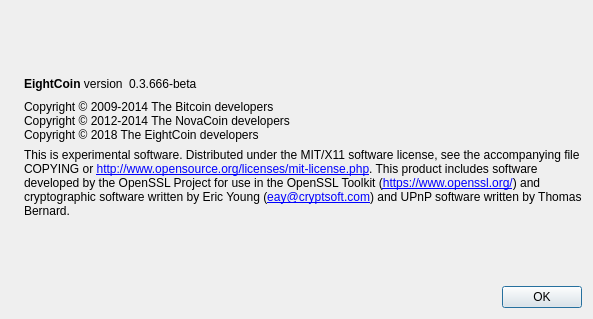
The window that src/qt/forms/aboutdialog.ui (yx79/poscoin) describes before a commit, drawn with Qt 5.
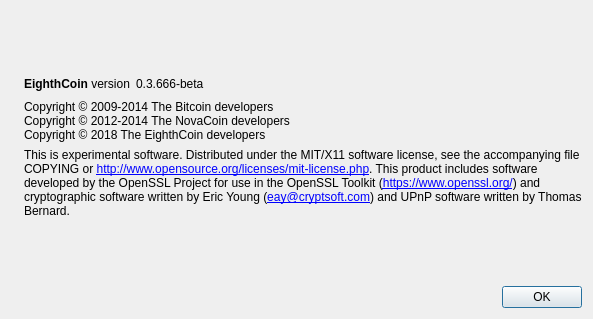
The same window after the commit. Icons and pictures are not drawn.

Commit message: EightCoin -> Eighthcoin

```diff
--- a/src/qt/forms/aboutdialog.ui
+++ b/src/qt/forms/aboutdialog.ui
@@ -50,7 +50,7 @@
           <cursorShape>IBeamCursor</cursorShape>
          </property>
          <property name="text">
-          <string>&lt;b&gt;EightCoin&lt;/b&gt; version</string>
+          <string>&lt;b&gt;EighthCoin&lt;/b&gt; version</string>
          </property>
          <property name="textInteractionFlags">
           <set>Qt::LinksAccessibleByMouse|Qt::TextSelectableByKeyboard|Qt::TextSelectableByMouse</set>
@@ -93,7 +93,7 @@
        <property name="text">
         <string>Copyright © 2009-2014 The Bitcoin developers
 Copyright © 2012-2014 The NovaCoin developers
-Copyright © 2018 The EightCoin developers</string>
+Copyright © 2018 The EighthCoin developers</string>
        </property>
        <property name="textInteractionFlags">
         <set>Qt::LinksAccessibleByMouse|Qt::TextSelectableByKeyboard|Qt::TextSelectableByMouse</set>
```
Left out of the diff: 2 changed lines with no effect on the pictures. The commit also changes 107 other files.
